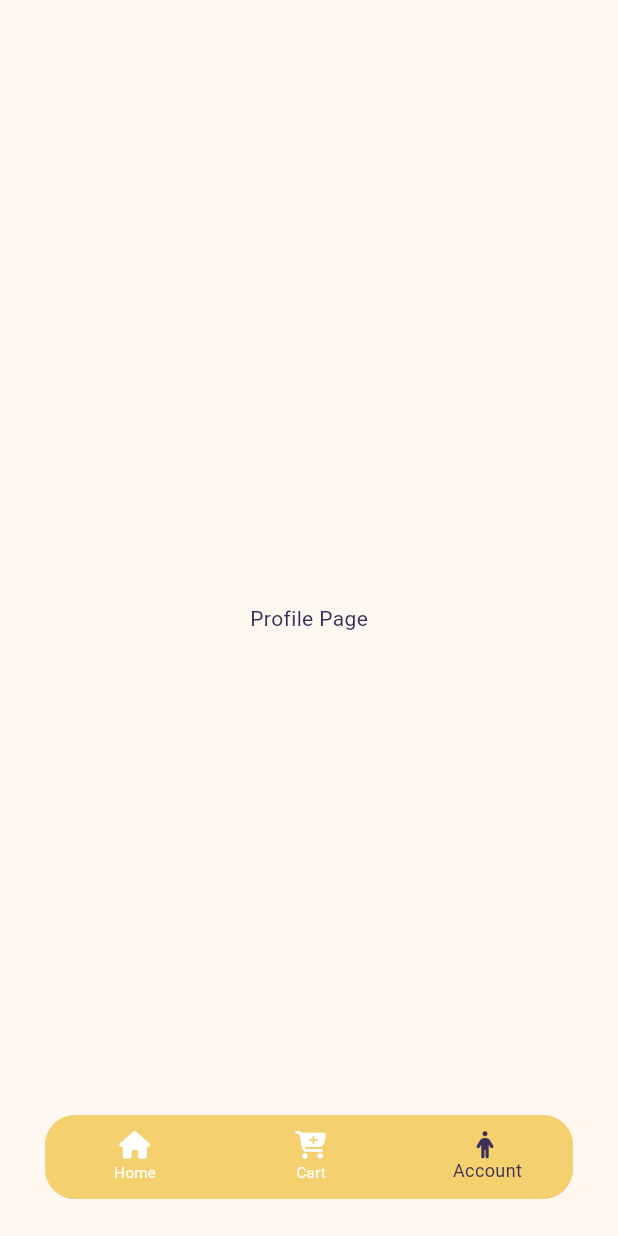
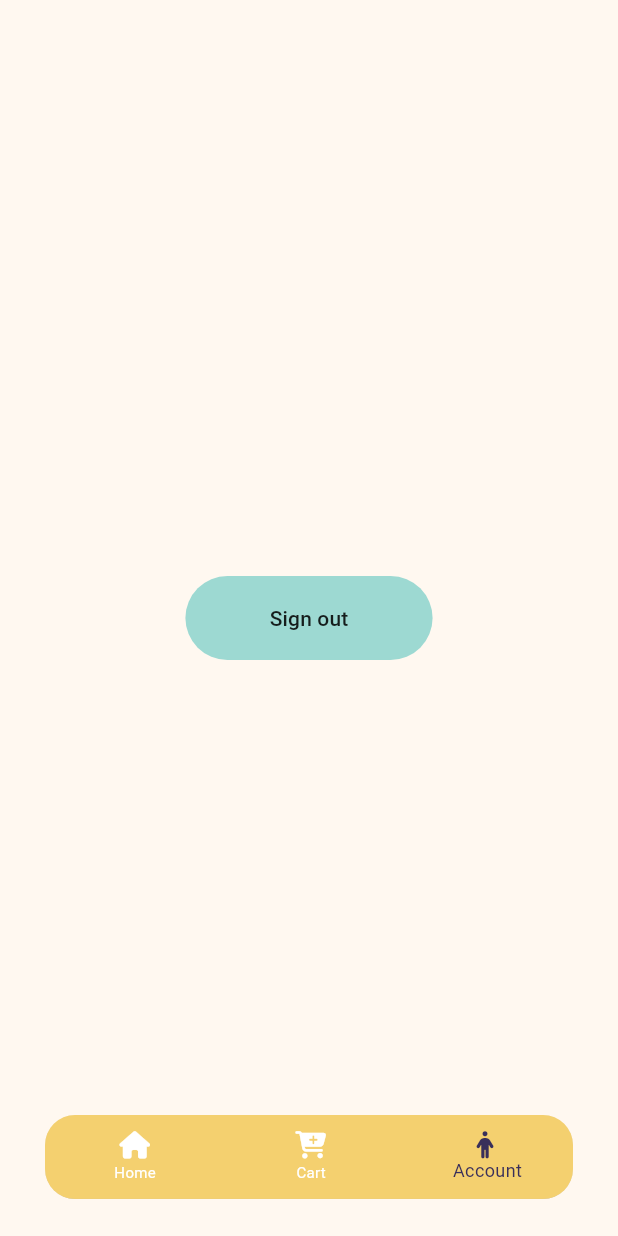
Before and after one commit to Utkarsh4517/InvenTree, a Flutter app: the screen it shows after launch, item 3 of the bottom bar chosen, on a phone screen of 412 x 824 dp. Run offline on Flutter 3.47's test engine with Material 2 defaults, Android fonts, the light colour scheme and no system bars; our stand-ins replace cached_network_image, firebase_core, font_awesome_flutter; missing offline and left inert: flutter_stripe; accounts and stored records are empty; network calls fail.

Commit message:
modified custom button

```diff
--- a/lib/screens/profile.dart
+++ b/lib/screens/profile.dart
@@ -1,5 +1,6 @@
 import 'package:flutter/material.dart';
 import 'package:inventree/constants/colors.dart';
+import 'package:inventree/widgets/custom_button.dart';
 
 class ProfilePage extends StatefulWidget {
   const ProfilePage({super.key});
@@ -11,10 +12,15 @@ class ProfilePage extends StatefulWidget {
 class _ProfilePageState extends State<ProfilePage> {
   @override
   Widget build(BuildContext context) {
-    return const Scaffold(
+    return  Scaffold(
       backgroundColor: floralWhite,
       body: Center(
-        child: Text('Profile Page', style: TextStyle(color: spaceCadet),),
+        child: Column(
+          mainAxisAlignment: MainAxisAlignment.center,
+          children: [
+            CustomButton(onPress: (){}, text: "Sign out")
+          ],
+        ),
       ),
     );
   }
--- a/lib/widgets/custom_button.dart
+++ b/lib/widgets/custom_button.dart
@@ -1,4 +1,5 @@
 import 'package:flutter/material.dart';
+import 'package:inventree/constants/colors.dart';
 
 class CustomButton extends StatelessWidget {
   final String text;
@@ -13,6 +14,17 @@ class CustomButton extends StatelessWidget {
 
   @override
   Widget build(BuildContext context) {
-    return Container();
+    double screenWidth = MediaQuery.of(context).size.width;
+    return Container(
+        height: 56,
+        width: screenWidth * 0.4,
+        decoration: BoxDecoration(
+          borderRadius: BorderRadius.circular(35),
+          color: tiffanyBlue,
+        ),
+        child: MaterialButton(
+          onPressed: loading ? null : onPress,
+          child: loading ? const Text('loading') : Text(text),
+        ));
   }
 }
```
